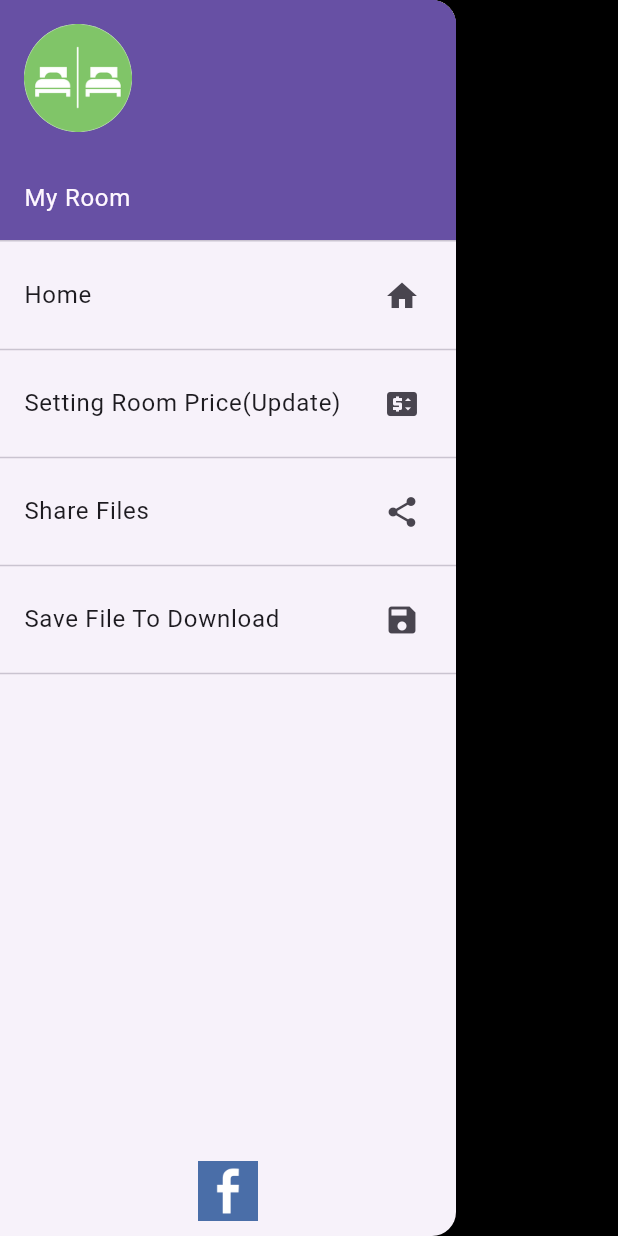
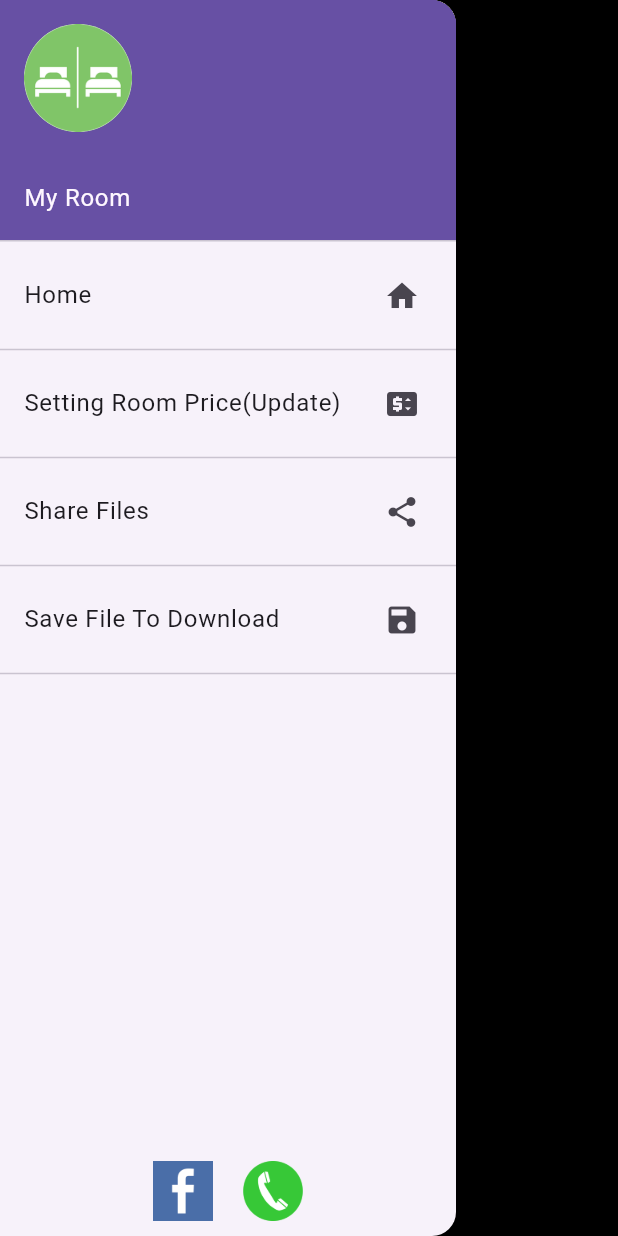
Before and after one commit to phuc97405/qr_code, a Flutter app: the screen it shows after launch, with the side drawer open, on a phone screen of 412 x 824 dp. Run offline on Flutter 3.47's test engine with Material 3 defaults, Android fonts, the phone set to English and light mode, and no system bars; our stand-ins replace bloc, csv, dio, equatable, flutter_bloc, permission_handler and 1 more; missing offline and left inert: flutter_barcode_scanner.

Commit message:
add icon

```diff
--- a/lib/navigation/bottom_tabs.dart
+++ b/lib/navigation/bottom_tabs.dart
@@ -22,6 +22,7 @@ class _BottomTabsState extends State<BottomTabs> {
   final GlobalKey<ScaffoldState> scaffoldKey = GlobalKey<ScaffoldState>();
   int currentPageIndex = 0;
   final String _url = 'https://facebook.com/phuc97405';
+  final String _tel = 'tel://0396900698';
 
   void openDrawer() {
     scaffoldKey.currentState?.openDrawer();
@@ -63,7 +64,13 @@ class _BottomTabsState extends State<BottomTabs> {
   }
 
   void _launchURL() async {
+    // ignore: deprecated_member_use
     if (!await launch(_url)) throw 'Could not launch $_url';
+  }
+
+  void _launchTel() async {
+    // ignore: deprecated_member_use
+    if (!await launch(_tel)) throw 'Could not launch $_tel';
   }
 
   @override
@@ -119,6 +126,9 @@ class _BottomTabsState extends State<BottomTabs> {
                   }),
               const Divider(),
               const Spacer(),
+              Row(
+                mainAxisAlignment: MainAxisAlignment.center,
+                children: [
                   InkWell(
                       onTap: _launchURL,
                       child: Image.asset(
@@ -126,6 +136,18 @@ class _BottomTabsState extends State<BottomTabs> {
                         width: 40,
                         height: 40,
                       )),
+                  const SizedBox(
+                    width: 20,
+                  ),
+                  InkWell(
+                      onTap: _launchTel,
+                      child: Image.asset(
+                        'lib/images/call.png',
+                        width: 40,
+                        height: 40,
+                      )),
+                ],
+              ),
               const SizedBox(
                 height: 10,
               )
```
Also changed, not shown: lib/images/call.png (added). Lines whose indentation alone changed are shown as unchanged.
